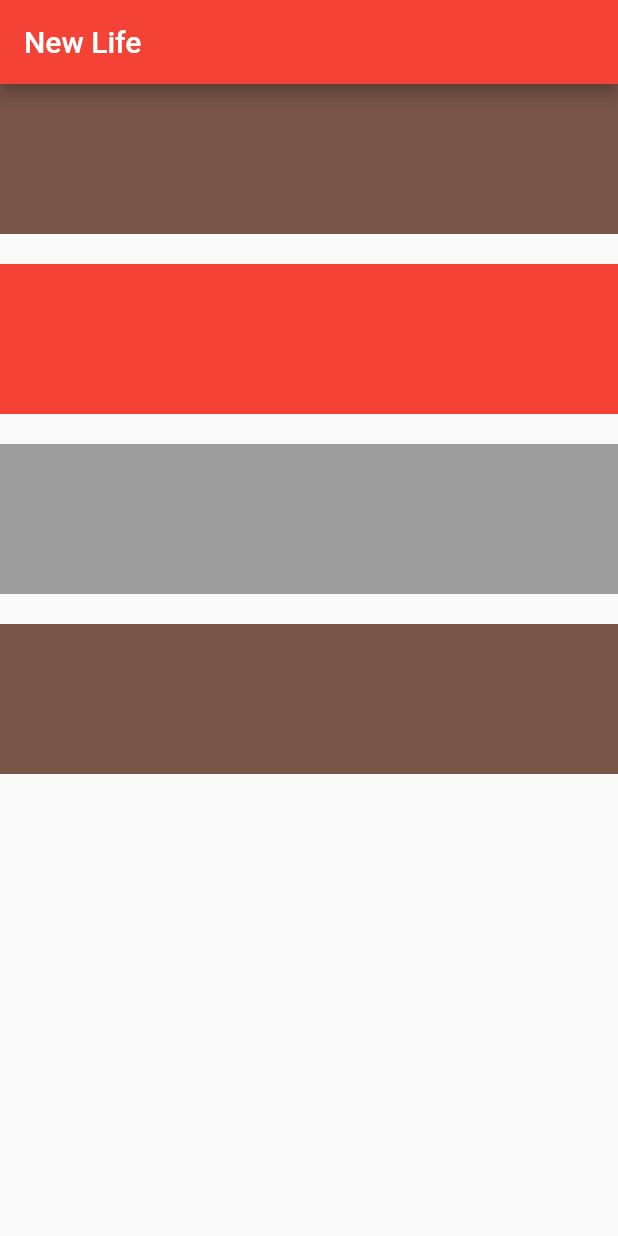
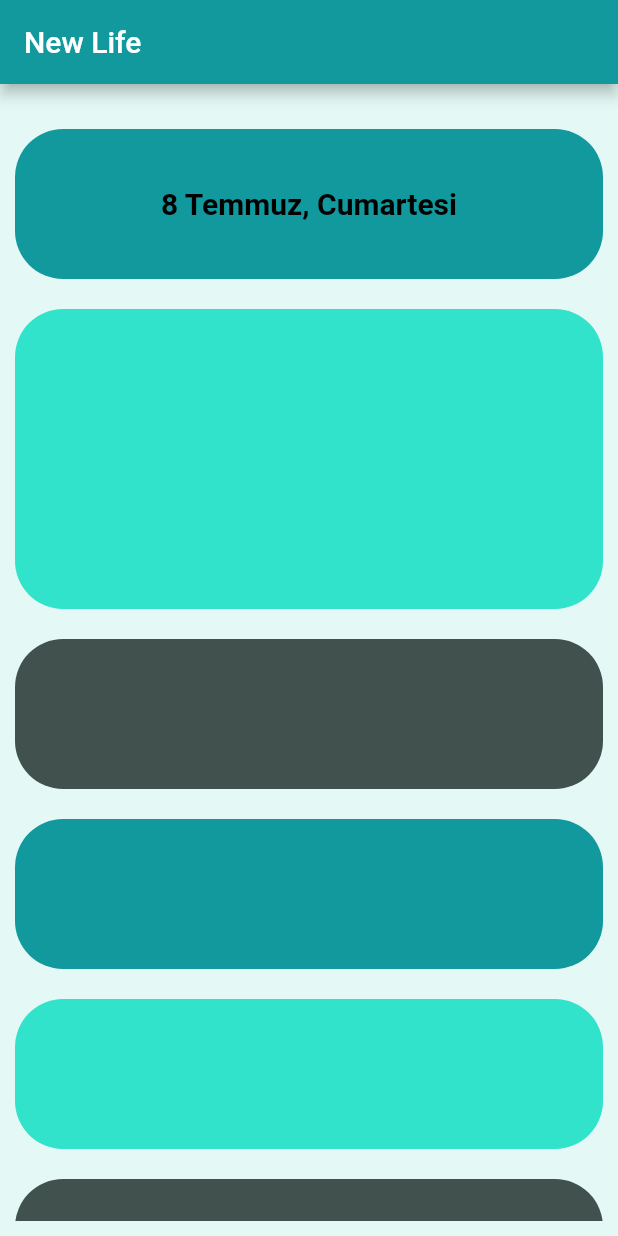
Before and after one commit to Erimsaholut/NewLife-app, a Flutter app: the screen it shows after launch, on a phone screen of 412 x 824 dp. Run offline on Flutter 3.47's test engine with Material 2 defaults, Android fonts, the light colour scheme and no system bars.

Commit message:
island widget and timeFunc

```diff
--- /dev/null
+++ b/lib/islands.dart
@@ -0,0 +1,63 @@
+import 'package:flutter/material.dart';
+
+class Island extends StatelessWidget {
+  final Color themeColor;
+  final IconData? myIcon;
+
+  final String text;
+
+  final double size;
+
+  const Island({
+    Key? key,
+    required this.themeColor,
+    this.myIcon,
+    this.text = "",
+    this.size = 1,
+  }) : super(key: key);
+
+  @override
+  Widget build(BuildContext context) {
+    return Column(
+      children: [
+        Container(
+          height: 100 * size,
+          decoration: BoxDecoration(
+            color: themeColor,
+            borderRadius: const BorderRadius.all(Radius.circular(32.0)),
+          ),
+          child: TextButton(
+            onPressed: () {},
+            child: Row(
+              children: [
+                if (myIcon != null)
+                  Expanded(
+                    child: Icon(
+                      myIcon,
+                      color: Colors.black,
+                    ),
+                  ),
+                Expanded(
+                  flex: myIcon != null ? 3 : 4,
+                  child: Center(
+                    child: Text(
+                      text,
+                      style: const TextStyle(
+                        color: Colors.black,
+                        fontWeight: FontWeight.bold,
+                        fontSize: 20,
+                      ),
+                    ),
+                  ),
+                ),
+              ],
+            ),
+          ),
+        ),
+        const SizedBox(
+          height: 20,
+        ),
+      ],
+    );
+  }
+}
--- a/lib/main.dart
+++ b/lib/main.dart
@@ -1,8 +1,16 @@
 import 'package:flutter/material.dart';
+import 'package:new_life/islands.dart';
+
+import 'my_button.dart';
 
 void main() {
   runApp(const MyApp());
 }
+
+Color themeColor1 = const Color.fromARGB(255, 48, 227, 202);
+Color themeColor2 = const Color.fromARGB(255, 17, 153, 158);
+Color themeColor3 = const Color.fromARGB(255, 228, 249, 245);
+Color themeColor4 = const Color.fromARGB(255, 64, 81, 78);
 
 class MyApp extends StatelessWidget {
   const MyApp({super.key});
@@ -36,28 +44,39 @@ class _MyHomePageState extends State<MyHomePage> {
           "New Life",
           style: TextStyle(),
         ),
-        backgroundColor: Colors.red,
+        backgroundColor: themeColor2,
       ),
-      body: ListView(
-        children:[Container(
-          height: 100,
-          decoration: BoxDecoration(color: Colors.brown),
+      body: Container(
+        color: themeColor3,
+        child: Padding(
+          padding: const EdgeInsets.all(10),
+          child: ListView(children: [
+            const SizedBox(height: 20),
+            Island(
+              themeColor: themeColor2,
+              text: formattedDate(),
+
+            ),
+
+            Island(
+              size: 2,
+              themeColor: themeColor1,
+            ),
+            Island(
+
+              themeColor: themeColor4,
+            ),
+            Island(
+              themeColor: themeColor2,
+            ),
+            Island(
+              themeColor: themeColor1,
+            ),
+            Island(
+              themeColor: themeColor4,
+            ),
+          ]),
         ),
-        SizedBox(height: 20),
-        Container(
-          height: 100,
-          decoration: BoxDecoration(color: Colors.red),
-        ),
-        SizedBox(height: 20),
-        Container(
-          height: 100,
-          decoration: BoxDecoration(color: Colors.grey),
-        ),
-        SizedBox(height: 20),
-        Container(
-          height: 100,
-          decoration: BoxDecoration(color: Colors.brown),
-        ),]
       ),
     );
   }
--- a/pubspec.yaml
+++ b/pubspec.yaml
@@ -30,6 +30,7 @@ environment:
 dependencies:
   flutter:
     sdk: flutter
+  flutter_localization: ^0.1.12
 
 
   # The following adds the Cupertino Icons font to your application.
```
Also changed, not shown: lib/my_button.dart (added, +36 -0 lines), pubspec.lock, 11 other files.
